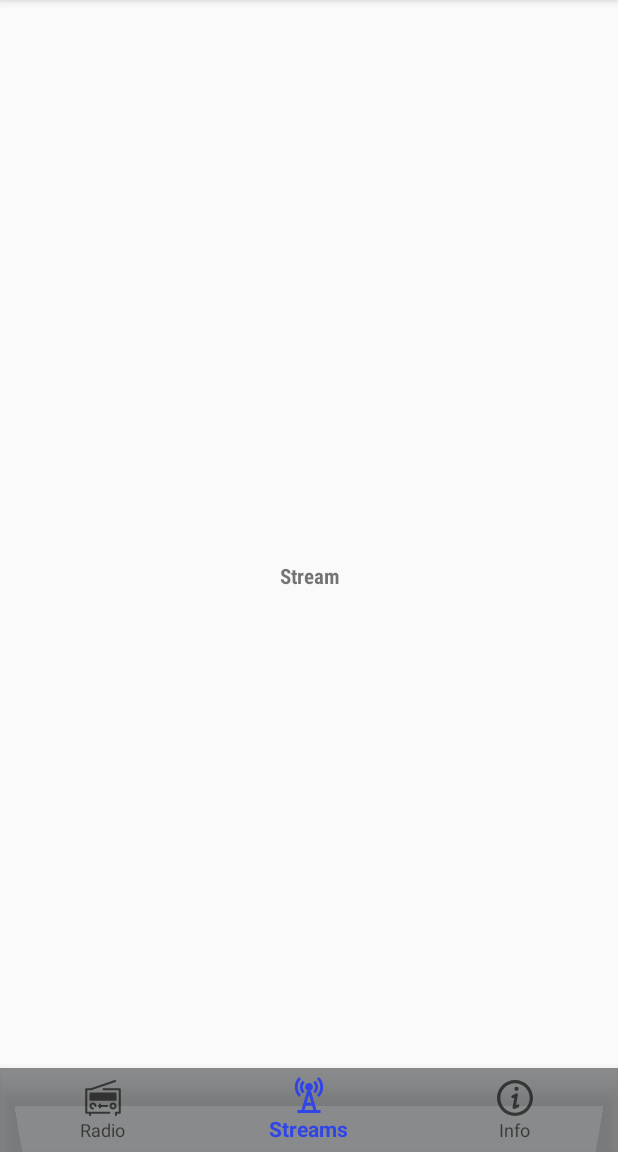
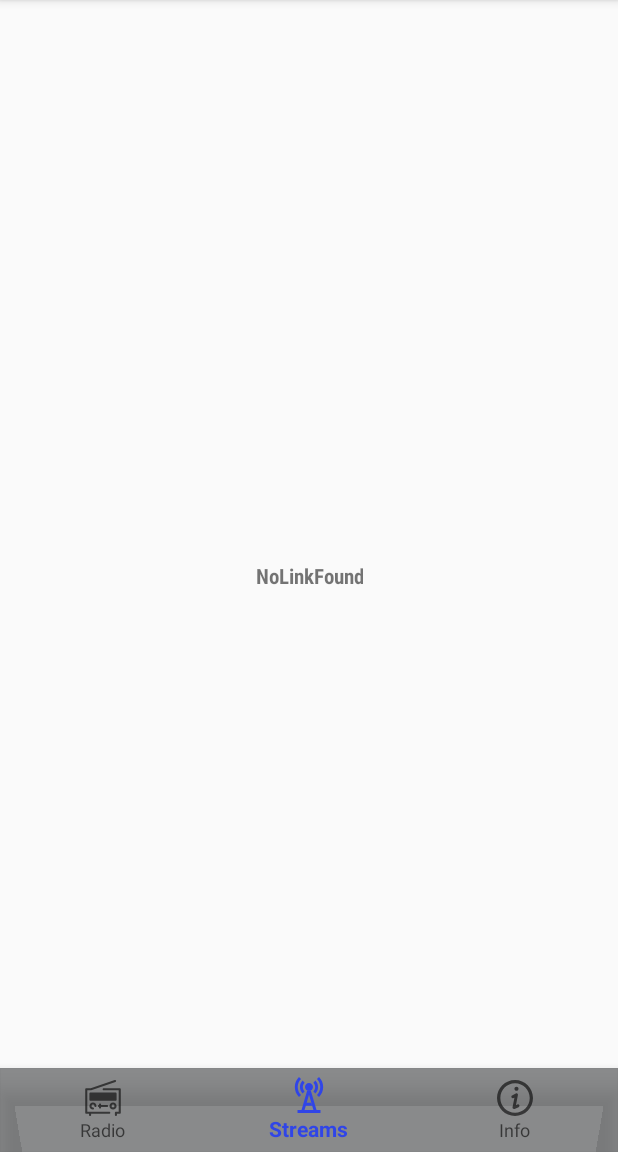
Before and after one commit to Quantron7t/BottomNavigationView, an Android app: the screen it shows after launch (MainActivity), item 2 of the bottom bar chosen, on a phone screen of 412 x 824 dp, the part 84-1236 px from its top. Run offline under Robolectric (Android 15) with nearby library versions, the phone set to English and light mode, and no system bars; 1 statement that could not run was skipped.

Commit message:
Added the functionality of fragment to fragment communications

```diff
--- a/app/src/main/java/com/br/tron/bottombar/MainActivity.java
+++ b/app/src/main/java/com/br/tron/bottombar/MainActivity.java
@@ -21,6 +21,7 @@ public class MainActivity extends AppCompatActivity implements PushStreamLink{
     BottomNavigationView bottomNavigationView;
     private Fragment fragment;
     private FragmentManager fragmentManager;
+    View view;
     //private FragmentTransaction transaction;
 
     @Override
@@ -30,32 +31,38 @@ public class MainActivity extends AppCompatActivity implements PushStreamLink{
 
         fragmentManager = getSupportFragmentManager();
         fragment = new RadioFragment();
+        fragment.setRetainInstance(true);
         FragmentTransaction transaction = fragmentManager.beginTransaction();
-        transaction.add(R.id.main_container, fragment).commit();
+        transaction.replace(R.id.main_container, fragment).commit();
 
         bottomNavigationView = (BottomNavigationView) findViewById(R.id.bottomNavigationBar);
         bottomNavigationView.setOnNavigationItemSelectedListener(new BottomNavigationView.OnNavigationItemSelectedListener(){
             @Override
             public boolean onNavigationItemSelected(@NonNull MenuItem item) {
                 String tag = "";
-                FragmentTransaction transaction = fragmentManager.beginTransaction();
                 switch (item.getItemId()) {
                     case R.id.nav_button_one:
                         fragment = new RadioFragment();
+                        fragment.setRetainInstance(true);
+
                         tag = "radio_fragment";
-                        transaction.replace(R.id.main_container, fragment, tag).commit();
                         break;
                     case R.id.nav_button_two:
                         fragment = new StreamFragment();
+                        fragment.setRetainInstance(true);
+
                         tag = "stream_fragment";
-                        transaction.replace(R.id.main_container, fragment, tag).commit();
                         break;
                     case R.id.nav_button_three:
                         fragment = new InfoFragment();
+                        fragment.setRetainInstance(true);
+
                         tag = "info_fragment";
-                        transaction.replace(R.id.main_container, fragment, tag).commit();
                         break;
                 }
+                FragmentTransaction transaction = fragmentManager.beginTransaction();
+                transaction.replace(R.id.main_container, fragment, tag).commit();
+
                 return true;
             }
         });
@@ -64,12 +71,15 @@ public class MainActivity extends AppCompatActivity implements PushStreamLink{
     @Override
     public void sendStreamLink(String link) {
         fragment =new StreamFragment();
+        fragment.setRetainInstance(true);
         fragmentManager=getSupportFragmentManager();
         FragmentTransaction transaction = fragmentManager.beginTransaction();
-        transaction.replace(R.id.main_container, fragment,"stream_fragment").commit();
+        transaction.replace(R.id.main_container, fragment,"stream_fragment").addToBackStack(null).commit();
         getSupportFragmentManager().executePendingTransactions();
         StreamFragment sf=(StreamFragment) getSupportFragmentManager().findFragmentByTag("stream_fragment");
         sf.getUrl(link);
+        view = bottomNavigationView.findViewById(R.id.nav_button_two);
+        view.performClick();
     }
 
    /* public void performStreamClick(){
--- a/app/src/main/java/com/br/tron/bottombar/StreamFragment.java
+++ b/app/src/main/java/com/br/tron/bottombar/StreamFragment.java
@@ -14,24 +14,49 @@ import android.widget.TextView;
 
 public class StreamFragment extends Fragment {
 
-    String streamUrl;
+    String streamUrl="NoLinkFound";
     TextView textView;
-
     public StreamFragment(){};
 
     @Override
-    public View onCreateView(final LayoutInflater inflater,final ViewGroup container,final Bundle savedInstanceState) {
+    public View onCreateView( LayoutInflater inflater, ViewGroup container,Bundle savedInstanceState) {
         View view =  inflater.inflate(R.layout.fragment_stream, container, false);
+        if(savedInstanceState==null)
+        {
 
+        }
+        else
+        {
+            streamUrl=savedInstanceState.getString("CurrentStreamLink");
+            textView =(TextView) getActivity().findViewById(R.id.streamLinkTextView);
+            textView.setText(streamUrl);
+        }
         return view;
+    }
+
+    @Override
+    public void onSaveInstanceState(Bundle outState){
+        outState.putString("CurrentStreamLink",streamUrl);
+        super.onSaveInstanceState(outState);
+    }
+
+
+    @Override
+    public void onActivityCreated(Bundle savedInstanceState){
+        if (streamUrl!=null) {
+//            streamUrl = savedInstanceState.getString("CurrentStreamLink");
+            textView = (TextView) getActivity().findViewById(R.id.streamLinkTextView);
+            textView.setText(streamUrl);
+        }
+        super.onActivityCreated(savedInstanceState);
     }
 
     public void getUrl(String data)
     {
         streamUrl=data;
-        textView=(TextView) getActivity().findViewById(R.id.streamLinkTextView);
         if (streamUrl!=null)
         {
+            textView=(TextView) getActivity().findViewById(R.id.streamLinkTextView);
             textView.setText(streamUrl);
         }
     }
```
Also changed, not shown: app/src/main/java/com/br/tron/bottombar/RadioFragment.java (line endings or trailing spaces).
